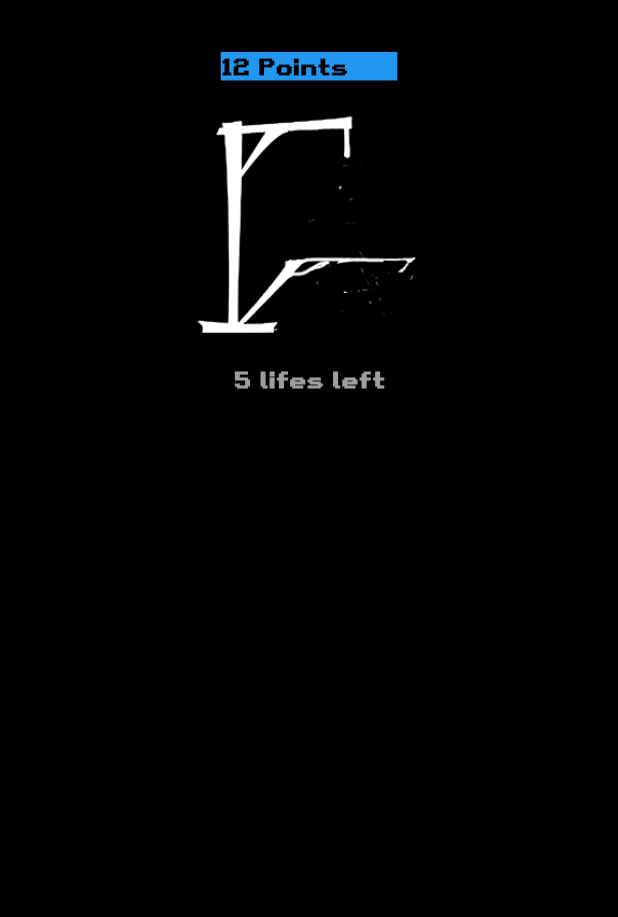
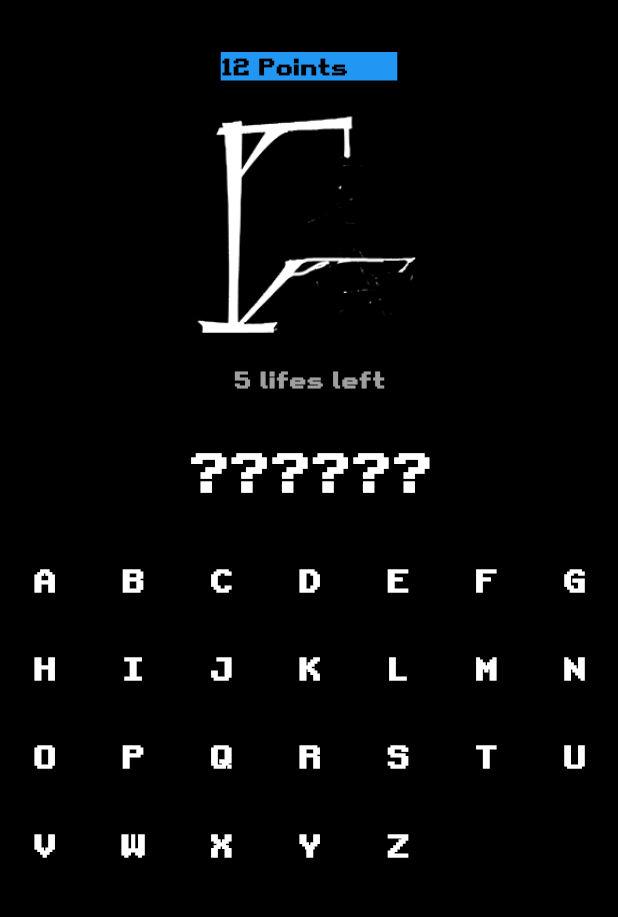
Before and after one commit to TheKetan2/hangman_flutter, a Flutter app: the screen it shows after launch, on a phone screen of 412 x 824 dp, the part 62-979 px from its top. Run offline on Flutter 3.47's test engine with Material 2 defaults, Android fonts, the phone set to English and light mode, and no system bars.

Commit message:
finished ui

```diff
--- a/flutter_application/lib/game_screen.dart
+++ b/flutter_application/lib/game_screen.dart
@@ -17,7 +17,7 @@ class _GameScreenState extends State<GameScreen> {
         centerTitle: true,
         title: Text(
           "Hangman",
-          style: restroStyle(20, Colors.white, FontWeight.bold),
+          style: retroStyle(20, Colors.white, FontWeight.bold),
         ),
         backgroundColor: Colors.black,
         actions: [
@@ -40,7 +40,7 @@ class _GameScreenState extends State<GameScreen> {
                 margin: EdgeInsets.only(top: 20),
                 child: Text(
                   "12 Points",
-                  style: restroStyle(15, Colors.black, FontWeight.bold),
+                  style: retroStyle(15, Colors.black, FontWeight.bold),
                 ),
               ),
               SizedBox(
@@ -56,9 +56,38 @@ class _GameScreenState extends State<GameScreen> {
               SizedBox(height: 20),
               Text(
                 "5 lifes left",
-                style: restroStyle(15, Colors.grey, FontWeight.bold),
+                style: retroStyle(15, Colors.grey, FontWeight.bold),
               ),
-
+              SizedBox(
+                height: 30,
+              ),
+              Text(
+                "??????",
+                style: retroStyle(35, Colors.white, FontWeight.bold),
+                textAlign: TextAlign.center,
+              ),
+              const SizedBox(
+                height: 20,
+              ),
+              GridView.count(
+                crossAxisCount: 7,
+                shrinkWrap: true,
+                physics: const NeverScrollableScrollPhysics(),
+                children: alphabets
+                    .map((e) => InkWell(
+                          onTap: () {
+                            print("pressed $e");
+                          },
+                          child: Center(
+                            child: Text(
+                              e,
+                              style:
+                                  retroStyle(20, Colors.white, FontWeight.bold),
+                            ),
+                          ),
+                        ))
+                    .toList(),
+              ),
             ],
           ),
         ),
--- a/flutter_application/lib/utils.dart
+++ b/flutter_application/lib/utils.dart
@@ -1,6 +1,6 @@
 import 'package:flutter/material.dart';
 
-TextStyle restroStyle(
+TextStyle retroStyle(
   double size,
   Color color,
   FontWeight fw,
@@ -12,3 +12,32 @@ TextStyle restroStyle(
     fontWeight: fw,
   );
 }
+
+List alphabets = [
+  "A",
+  "B",
+  "C",
+  "D",
+  "E",
+  "F",
+  "G",
+  "H",
+  "I",
+  "J",
+  "K",
+  "L",
+  "M",
+  "N",
+  "O",
+  "P",
+  "Q",
+  "R",
+  "S",
+  "T",
+  "U",
+  "V",
+  "W",
+  "X",
+  "Y",
+  "Z",
+];
```
